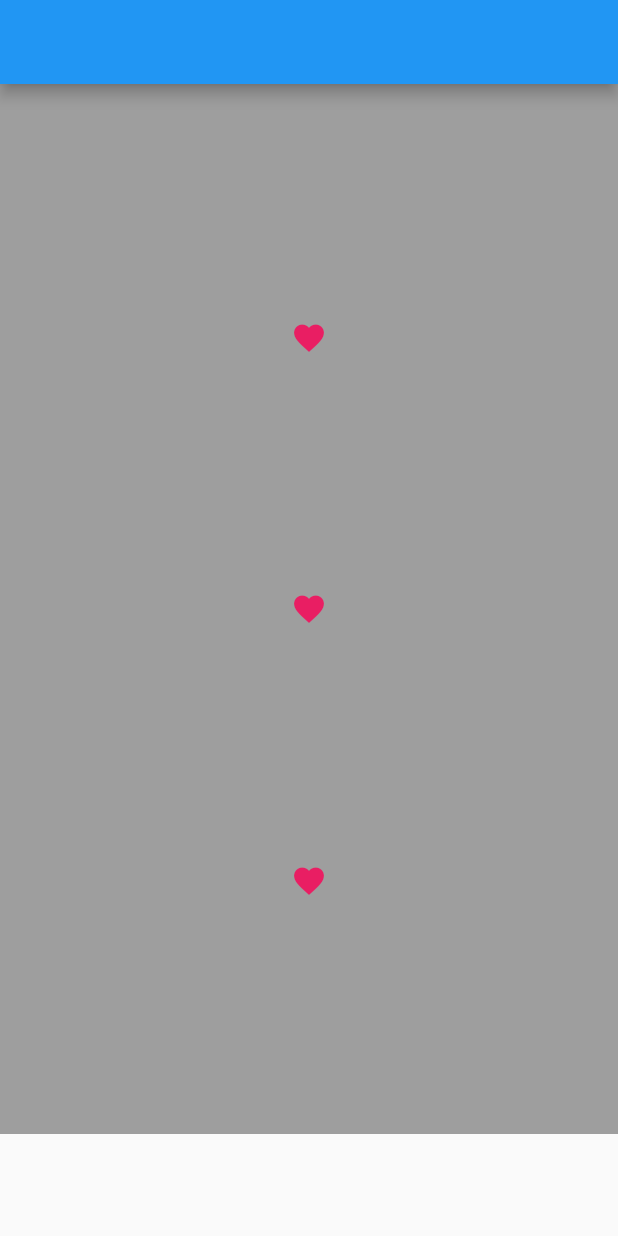
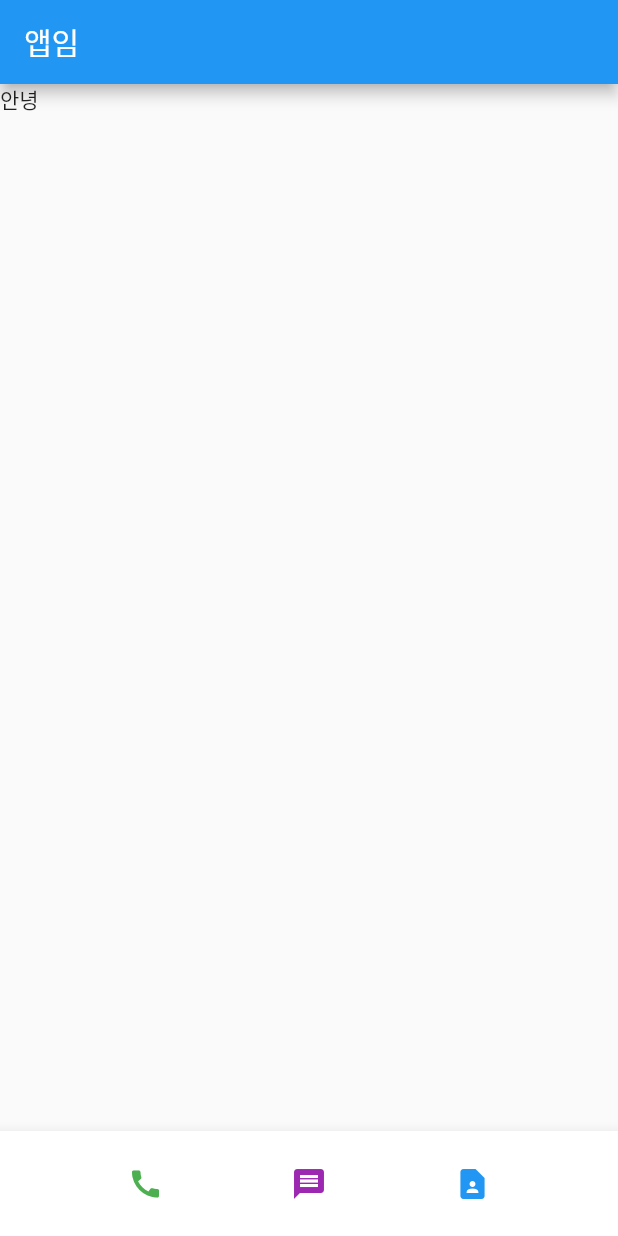
Before and after one commit to KIMGEEK/contact, a Flutter app: the screen it shows after launch, on a phone screen of 412 x 824 dp. Run offline on Flutter 3.47's test engine with Material 2 defaults, Android fonts, the phone set to English and light mode, and no system bars.

Commit message:
연락처 페이지 기본 레이아웃 만들기

```diff
--- a/lib/main.dart
+++ b/lib/main.dart
@@ -11,34 +11,37 @@ class MyApp extends StatelessWidget {
   Widget build(BuildContext context) {
     return MaterialApp(
         home: Scaffold(
-            appBar: AppBar(),
-            body: Container(
-              color: Colors.grey,
-              height: 700,
-              width: 500,
-              child: Column(
+      appBar: AppBar(
+        title: Text('앱임'),
+      ),
+      body: Text('안녕'),
+      bottomNavigationBar: BottomAppBar(
+          child: SizedBox(
+        height: 70,
+        child: Row(
             mainAxisAlignment: MainAxisAlignment.spaceEvenly,
             crossAxisAlignment: CrossAxisAlignment.center,
             children: const [
               Icon(
-                      Icons.favorite,
-                      color: Colors.pink,
+                Icons.call,
+                color: Colors.green,
                 size: 24.0,
                 semanticLabel: 'Text to announce in accessibility modes',
               ),
               Icon(
-                      Icons.favorite,
-                      color: Colors.pink,
+                Icons.message,
+                color: Colors.purple,
                 size: 24.0,
                 semanticLabel: 'Text to announce in accessibility modes',
               ),
               Icon(
-                      Icons.favorite,
-                      color: Colors.pink,
+                Icons.contact_page,
+                color: Colors.blue,
                 size: 24.0,
                 semanticLabel: 'Text to announce in accessibility modes',
               ),
             ]),
-            )));
+      )),
+    ));
   }
 }
```
Lines whose indentation alone changed are shown as unchanged.
